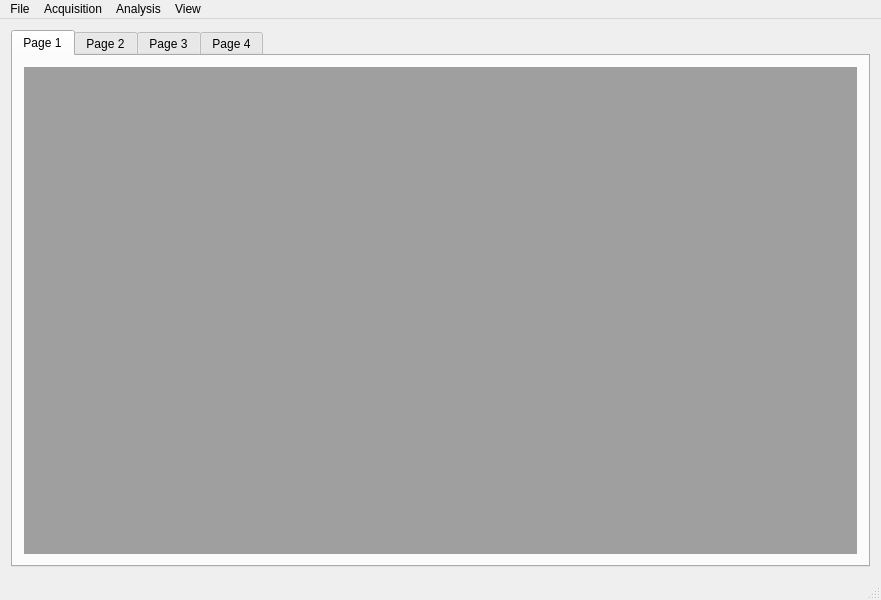
First picture: the form in QtDAQ/Forms/qtdaq.ui, repository veggiesaurus/qtdaq, before the edit.
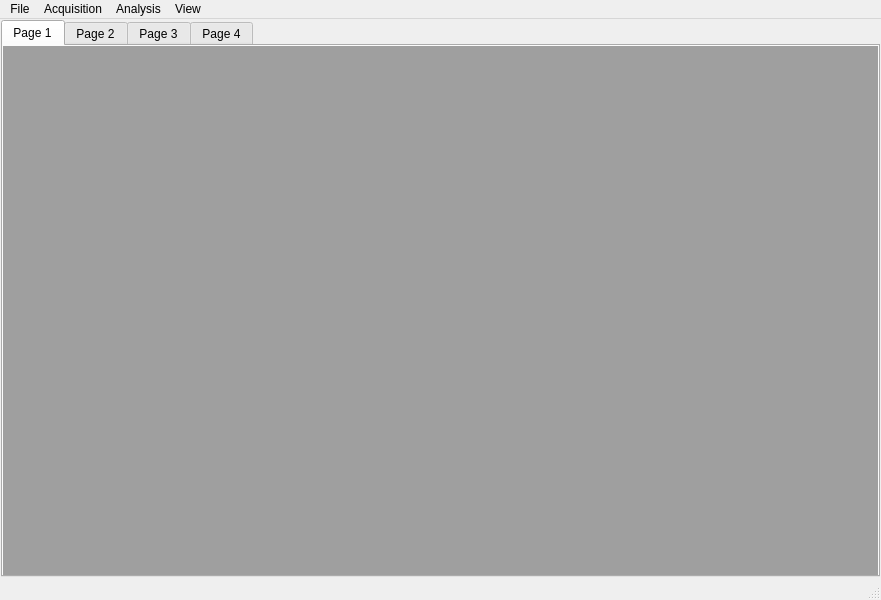
Second picture: the form after the edit.

Commit message: hide status bar in projector mode

Patch:
```diff
--- a/QtDAQ/Forms/qtdaq.ui
+++ b/QtDAQ/Forms/qtdaq.ui
@@ -24,8 +24,23 @@
   </property>
   <widget class="QWidget" name="centralWidget">
    <layout class="QHBoxLayout" name="horizontalLayout">
+    <property name="leftMargin">
+     <number>1</number>
+    </property>
+    <property name="topMargin">
+     <number>1</number>
+    </property>
+    <property name="rightMargin">
+     <number>1</number>
+    </property>
+    <property name="bottomMargin">
+     <number>1</number>
+    </property>
     <item>
      <widget class="QTabWidget" name="tabWidget">
+      <property name="autoFillBackground">
+       <bool>false</bool>
+      </property>
       <property name="currentIndex">
        <number>0</number>
       </property>
@@ -34,6 +49,18 @@
         <string>Page 1</string>
        </attribute>
        <layout class="QHBoxLayout" name="horizontalLayout_2">
+        <property name="leftMargin">
+         <number>0</number>
+        </property>
+        <property name="topMargin">
+         <number>0</number>
+        </property>
+        <property name="rightMargin">
+         <number>0</number>
+        </property>
+        <property name="bottomMargin">
+         <number>0</number>
+        </property>
         <item>
          <widget class="QMdiArea" name="mdiArea1"/>
         </item>
```
Left out of the diff: 36 changed lines with no effect on the pictures. The commit also changes 1 other file.
